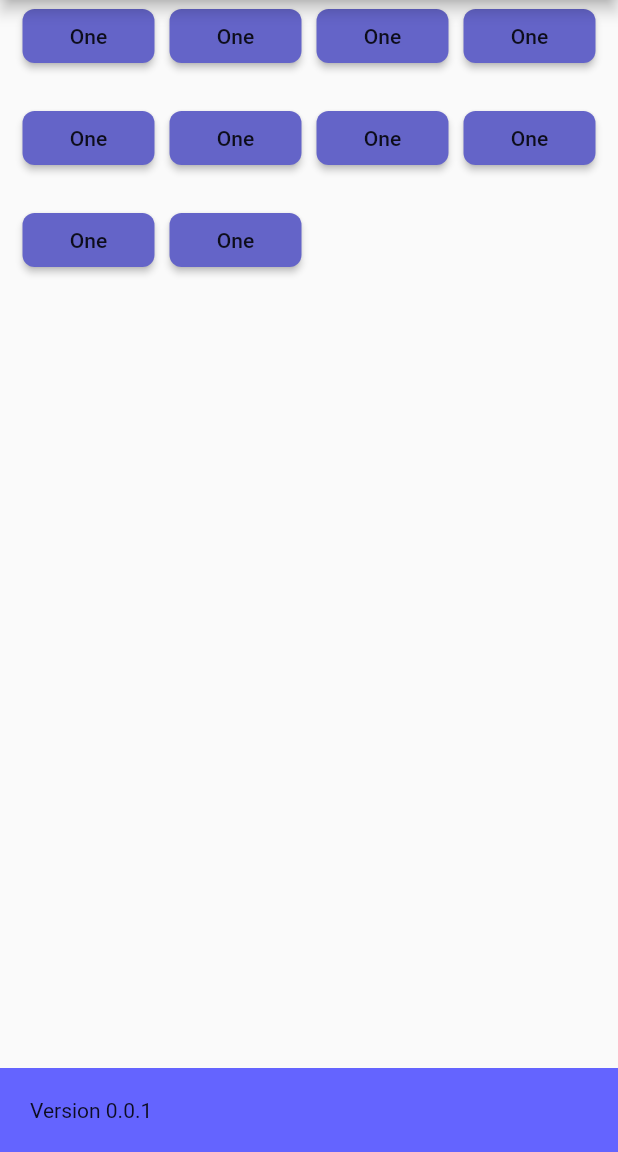
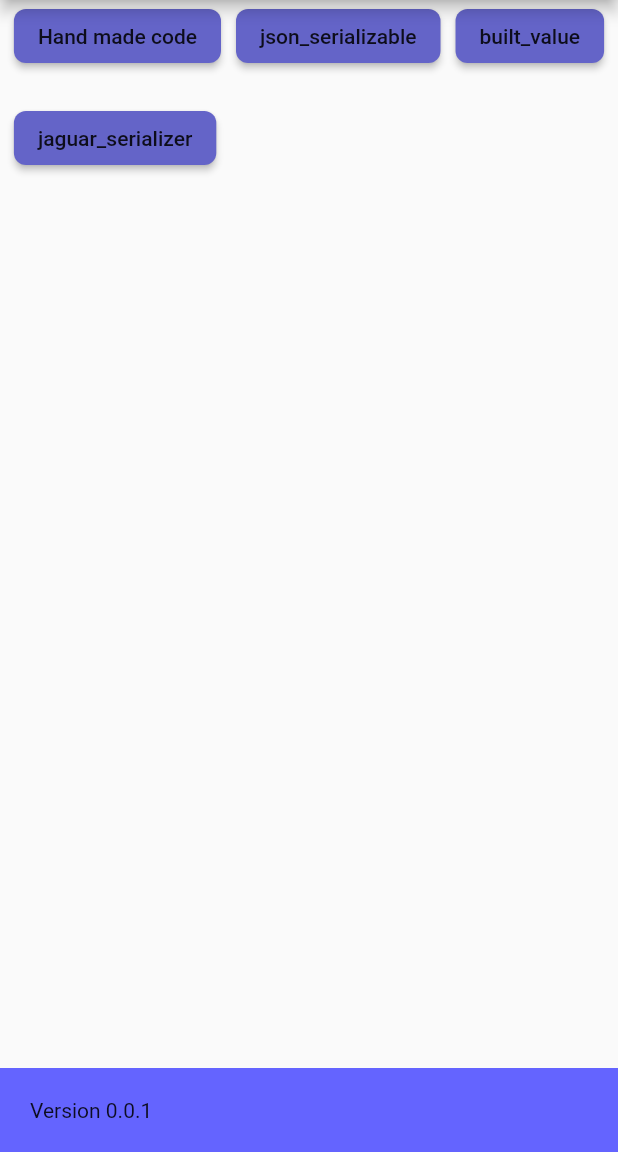
Before and after one commit to fmatosqg/techTree, a Flutter app: the screen it shows after launch, on a phone screen of 412 x 824 dp, the part 84-1236 px from its top. Run offline on Flutter 3.47's test engine with Material 2 defaults, Android fonts, the phone set to English and light mode, and no system bars; our stand-ins replace built_collection, built_value; generated files the repository leaves out were written again.

Commit message:
Parse and render tree

```diff
--- /dev/null
+++ b/assets/json/flutterTree.json
@@ -0,0 +1,77 @@
+{
+  "hello": "worldd",
+  "id": "rootid",
+  "name": "rootname",
+  "messages": [
+    "hello",
+    "world"
+  ],
+  "sections": [
+    {
+      "id": "Serialization",
+      "name": "serialization"
+    },
+    {
+      "id": "storage",
+      "name": "section2"
+    }
+  ],
+  "options": [
+    {
+      "sectionId": "serialization",
+      "values": [
+        {
+          "id": "serialization_manual",
+          "name": "Hand made code"
+        },
+        {
+          "name": "json_serializable",
+          "id": "json_serializable",
+          "description": "Old thing",
+          "officialUrl": "https://pub.dev/packages/json_serializable",
+          "deprecated": true,
+          "dependencies": [
+            "dev_dependencies:\n  build_runner",
+            "dependencies:\n  json_serializable",
+            "dependencies:\n  json_annotation"
+          ],
+          "notes": "Need to run a watcher to keep generated files updated every time a model is edited: `flutter packages pub run build_runner watch`"
+        },
+        {
+          "id": "built_value",
+          "name": "built_value",
+          "author": "Google",
+          "description": "Kotlin based service locator",
+          "officialUrl": "https://pub.dev/packages/built_value",
+          "notes": "Generates ==, hashCode, toString, serializer, builder and rebuild(to modify objects, similar to copy() in kotlin).\nNeed to run a watcher to keep generated files updated every time a model is edited: `flutter packages pub run build_runner watch`",
+          "dependencies": [
+            "dev_dependencies:\n  build_runner",
+            "dev_dependencies:\n  built_value_generator",
+            "dependencies:\n  built_value",
+            "dependencies:\n  built_collection"
+          ]
+        },
+        {
+          "id": "jaguar_serializer",
+          "name": "jaguar_serializer",
+          "officialUrl": "https://pub.dev/packages/jaguar_serializer"
+        }
+      ]
+    }
+  ],
+  "documentation": [
+    {
+      "sectionId": "serialization",
+      "articles": [
+        {
+          "title": "Official docs",
+          "url": "https://flutter.dev/docs/development/data-and-backend/json"
+        },
+        {
+          "title": "Comparison of manual, json_serializable and built_value",
+          "url": "https://medium.com/flutter/some-options-for-deserializing-json-with-flutter-7481325a4450"
+        }
+      ]
+    }
+  ]
+}
--- /dev/null
+++ b/lib/domain/model/OptionModel.dart
@@ -0,0 +1,35 @@
+import 'package:built_collection/built_collection.dart';
+import 'package:built_value/built_value.dart';
+import 'package:built_value/serializer.dart';
+
+part 'OptionModel.g.dart';
+
+abstract class OptionModel implements Built<OptionModel, OptionModelBuilder> {
+  OptionModel._();
+  factory OptionModel([void Function(OptionModelBuilder) updates]) =
+      _$OptionModel;
+
+  static Serializer<OptionModel> get serializer => _$optionModelSerializer;
+
+  @nullable
+  String get id;
+
+  @nullable
+  String get name;
+}
+
+abstract class OptionListModel
+    implements Built<OptionListModel, OptionListModelBuilder> {
+  OptionListModel._();
+  factory OptionListModel([void Function(OptionListModelBuilder) updates]) =
+      _$OptionListModel;
+
+  static Serializer<OptionListModel> get serializer =>
+      _$optionListModelSerializer;
+
+  @nullable
+  String get sectionId;
+
+  @nullable
+  BuiltList<OptionModel> get values;
+}
--- /dev/null
+++ b/lib/domain/model/SectionModel.dart
@@ -0,0 +1,21 @@
+import 'package:built_value/serializer.dart';
+import 'package:built_value/built_value.dart';
+
+part 'SectionModel.g.dart';
+
+/// Model for the json that represents a section in the tree
+///
+abstract class SectionModel
+    implements Built<SectionModel, SectionModelBuilder> {
+  SectionModel._();
+  factory SectionModel([void Function(SectionModelBuilder) updates]) =
+      _$SectionModel;
+
+  static Serializer<SectionModel> get serializer => _$sectionModelSerializer;
+
+  @nullable
+  String get id;
+
+  @nullable
+  String get name;
+}
--- /dev/null
+++ b/lib/domain/model/TreeModel.dart
@@ -0,0 +1,21 @@
+import 'package:androidArchitecture/domain/model/SectionModel.dart';
+import 'package:built_collection/built_collection.dart';
+import 'package:built_value/built_value.dart';
+import 'package:built_value/serializer.dart';
+
+import 'OptionModel.dart';
+
+part 'TreeModel.g.dart';
+
+abstract class TreeModel implements Built<TreeModel, TreeModelBuilder> {
+  TreeModel._();
+  factory TreeModel([void Function(TreeModelBuilder) updates]) = _$TreeModel;
+
+  static Serializer<TreeModel> get serializer => _$treeModelSerializer;
+
+  @nullable
+  BuiltList<SectionModel> get sections;
+
+  @nullable
+  BuiltList<OptionListModel> get options;
+}
--- a/lib/landing/SelectView.dart
+++ b/lib/landing/SelectView.dart
@@ -1,13 +1,54 @@
+import 'dart:convert';
+
+import 'package:androidArchitecture/domain/model/OptionModel.dart';
+import 'package:androidArchitecture/domain/model/TreeModel.dart';
+import 'package:androidArchitecture/domain/model/SectionModel.dart';
+import 'package:built_collection/built_collection.dart';
 import 'package:flutter/cupertino.dart';
 import 'package:flutter/material.dart';
+import 'package:flutter/services.dart' show rootBundle;
+
+import '../serializers.dart';
 
 /// Allows the user to select among a list of choices.
 ///
-class SelectView extends StatelessWidget {
-  SelectModel model;
+class SelectView extends StatefulWidget {
+  @override
+  State<StatefulWidget> createState() {
+    return _SelectViewState();
+  }
+}
 
-  SelectView() {
-    model = SelectModel();
+class _SelectViewState extends State<SelectView> {
+  OptionListModel model;
+
+  _SelectViewState();
+
+  Future<OptionListModel> readModel(BuildContext context) async {
+    var assetsPath = "assets/json/flutterTree.json";
+
+//    debugPrint("Load asset $assetsPath");
+    String jsonString = await rootBundle.loadString(assetsPath);
+
+    var a = jsonDecode(jsonString);
+
+    return serializers
+        .deserializeWith(TreeModel.serializer, a)
+        .options
+        .toList()
+        .first;
+  }
+
+  @override
+  void initState() {
+    super.initState();
+
+    readModel(context).then((value) {
+      setState(() {
+        debugPrint(value.toString());
+        model = value;
+      });
+    });
   }
 
   @override
@@ -15,8 +56,9 @@ class SelectView extends StatelessWidget {
     return Wrap(
       spacing: 10,
       runSpacing: 20,
-      children: model.optionList
-          .map(
+      children: model?.values
+              ?.toList()
+              ?.map(
                 (optionModel) => RaisedButton(
                   child: Text(optionModel.name),
                   shape: RoundedRectangleBorder(
@@ -26,39 +68,13 @@ class SelectView extends StatelessWidget {
                   disabledColor: Color.fromARGB(255, 100, 100, 00),
                   color: Color.fromARGB(255, 100, 100, 200),
                   onPressed: () {
-                debugPrint("Hello $optionModel");
+                    readModel(context);
+                    debugPrint("Hello ${optionModel.name}");
                   },
                 ),
               )
-          .toList(),
+              ?.toList() ??
+          [],
     );
   }
 }
-
-class SelectModel {
-  String title;
-  List<SelectOptionModel> optionList;
-
-  SelectModel() {
-    optionList = [
-      SelectOptionModel("One"),
-      SelectOptionModel("One"),
-      SelectOptionModel("One"),
-      SelectOptionModel("One"),
-      SelectOptionModel("One"),
-      SelectOptionModel("One"),
-      SelectOptionModel("One"),
-      SelectOptionModel("One"),
-      SelectOptionModel("One"),
-      SelectOptionModel("One"),
-    ];
-  }
-}
-
-class SelectOptionModel {
-  String name;
-  String description;
-  String officialUrl;
-
-  SelectOptionModel(this.name);
-}
```
Also changed, not shown: assets/json/androidTree.json (added, +30 -0 lines), lib/serializers.dart (added, +18 -0 lines), pubspec.yaml (+10 -0 lines), pubspec.lock, 2 other files. Lines whose indentation alone changed are shown as unchanged.
